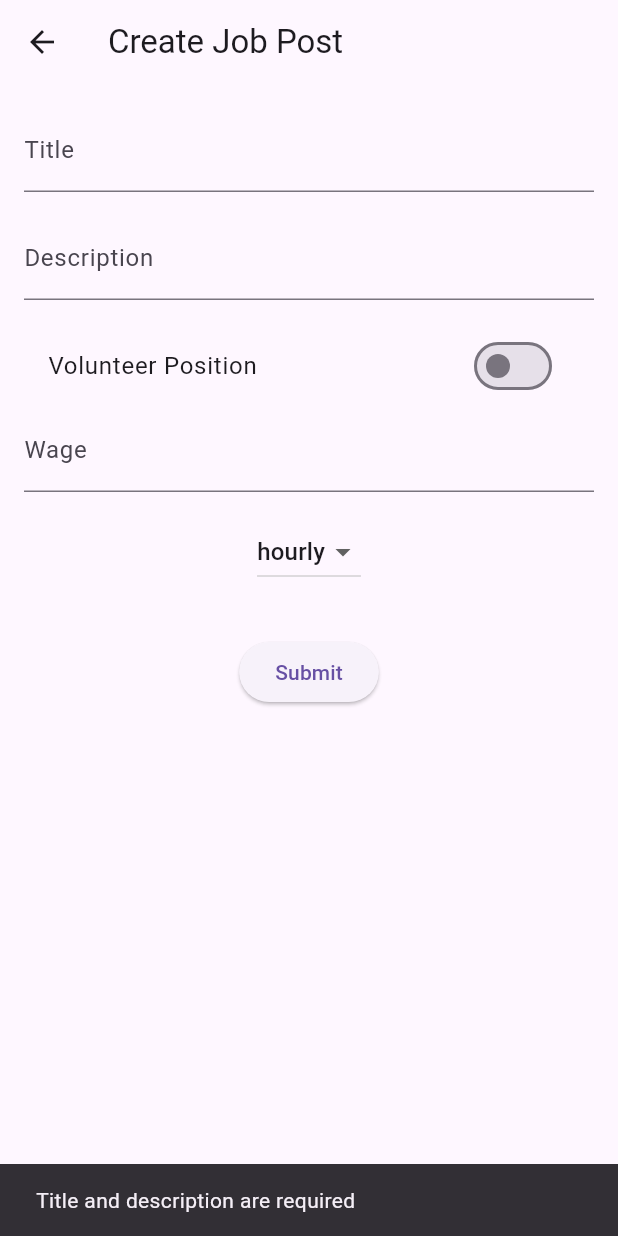
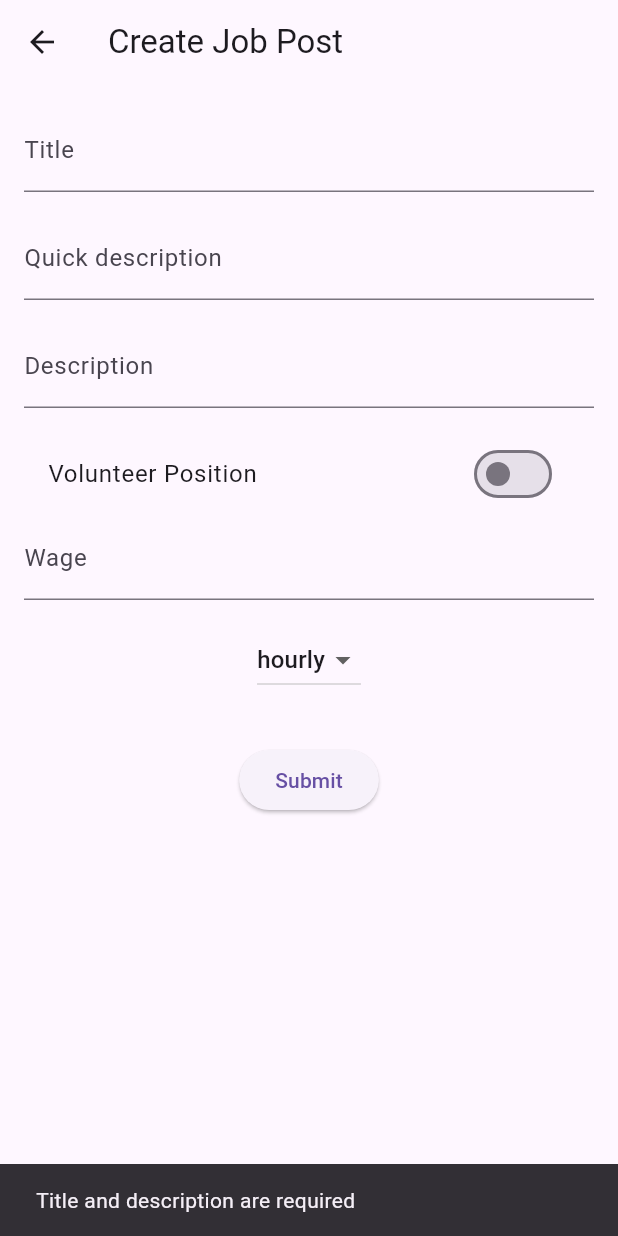
Before and after one commit to CSCD488-Winter2024/senior-project-the-a-team, a Flutter app: the CreatePostJobPage screen opened directly, after a tap on "Submit", on a phone screen of 412 x 824 dp. Run offline on Flutter 3.47's test engine with Material 3 defaults, Android fonts, the phone set to English and light mode, and no system bars; our stand-ins replace cloud_firestore, firebase_auth, firebase_core, table_calendar; missing offline and left inert: flutter_guid; accounts and stored records are empty.

Commit message:
Create post jobs and volunteer

```diff
--- a/flutter/wtc/lib/pages/create_post.dart
+++ b/flutter/wtc/lib/pages/create_post.dart
@@ -121,7 +121,6 @@ class _CreatePostPageState extends State<CreatePostPage> {
       'interestCount': 0,
       'postID': newGuid.toString(),
       'user': currentUser!.email,
-      //'user': FirebaseFirestore.instance.collection('users').doc('user.email')
     });
 
     // Clear the fields
--- a/flutter/wtc/lib/pages/create_post_job.dart
+++ b/flutter/wtc/lib/pages/create_post_job.dart
@@ -1,4 +1,8 @@
 import 'package:flutter/material.dart';
+import 'package:firebase_auth/firebase_auth.dart';
+import 'package:cloud_firestore/cloud_firestore.dart';
+import 'package:flutter_guid/flutter_guid.dart';
+import 'package:intl/intl.dart';
 
 class CreatePostJobPage extends StatefulWidget {
   const CreatePostJobPage({super.key});
@@ -10,6 +14,7 @@ class CreatePostJobPage extends StatefulWidget {
 class _CreatePostJobPageState extends State<CreatePostJobPage> {
   // Text editing controllers to capture input from text fields
   final TextEditingController _titleController = TextEditingController();
+  final TextEditingController _headerController = TextEditingController();
   final TextEditingController _descriptionController = TextEditingController();
   final TextEditingController _tagsController = TextEditingController();
   final TextEditingController _wageController = TextEditingController();
@@ -26,7 +31,7 @@ class _CreatePostJobPageState extends State<CreatePostJobPage> {
     super.dispose();
   }
 
-  void _submitPost() {
+  Future<void> _submitPost() async {
     // Validation checks for required fields
     if (_titleController.text.isEmpty || _descriptionController.text.isEmpty) {
       ScaffoldMessenger.of(context).showSnackBar(
@@ -54,15 +59,29 @@ class _CreatePostJobPageState extends State<CreatePostJobPage> {
       }
     }
 
-    // If validation passes, proceed with form submission
-    print('Title: ${_titleController.text}');
-    print('Description: ${_descriptionController.text}');
-    print('Tags: ${_tagsController.text}');
-    if (!_isVolunteer) {
-      print('Wage: ${_wageController.text}');
-      print('Wage Type: $_wageType');
-    }
+    Guid newGuid = Guid.newGuid;
+    DateTime date = DateTime.now();
+    String formattedDate = DateFormat('yyyy-MM-dd').format(date);
 
+    User? currentUser = FirebaseAuth.instance.currentUser;
+
+    await FirebaseFirestore.instance
+        .collection('_posts')
+        .doc(newGuid.toString())
+        .set({
+      'body': _descriptionController.text,
+      'header': _headerController.text,
+      'title': _titleController.text,
+      'type': _isVolunteer ? 'Volunteer' : 'Job',
+      'wage': _isVolunteer ? 0 : double.parse(_wageController.text),
+      'wageType': _isVolunteer ? 'N/A' : _wageType,
+      'isVolunteer': _isVolunteer,
+      'createdAt': formattedDate,
+      'timestamp': FieldValue.serverTimestamp(),
+      'interestCount': 0,
+      'postID': newGuid.toString(),
+      'user': currentUser!.email,
+    });
     // Clear the fields
     _titleController.clear();
     _descriptionController.clear();
@@ -90,6 +109,13 @@ class _CreatePostJobPageState extends State<CreatePostJobPage> {
                 controller: _titleController,
                 decoration: const InputDecoration(
                   labelText: 'Title',
+                ),
+              ),
+              const SizedBox(height: 16.0),
+              TextField(
+                controller: _headerController,
+                decoration: const InputDecoration(
+                  labelText: 'Quick description',
                 ),
               ),
               const SizedBox(height: 16.0),
```
